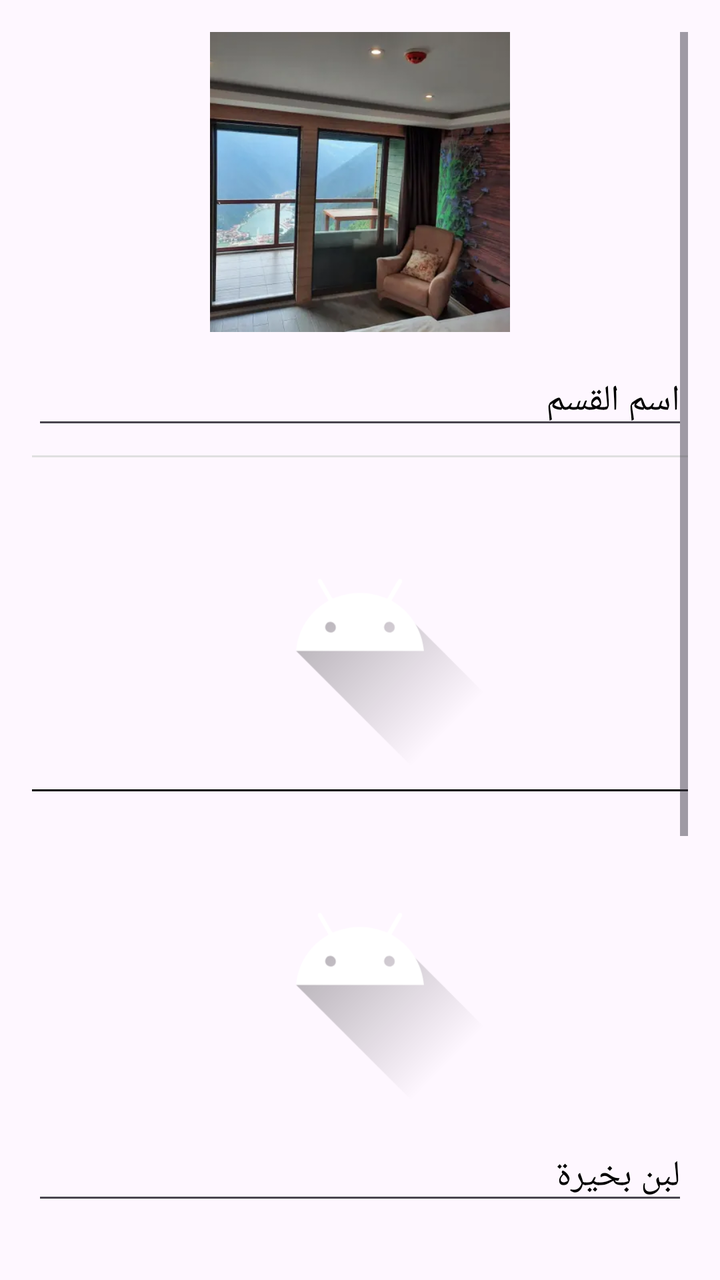
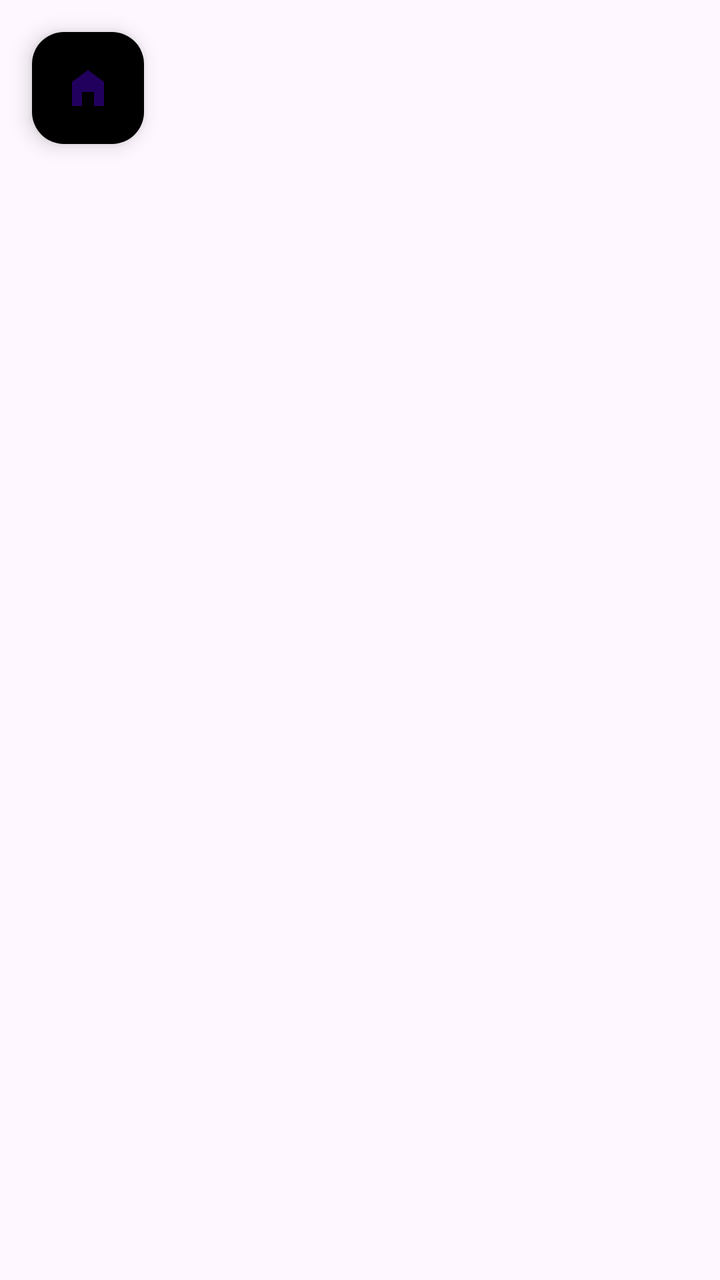

Two renders of the same Android screen: before a commit and after it. Below are the layout's source before the change and the commit's diff.
<!-- AndroidManifest.xml: application theme Theme.AdminMotawkel -->
<!-- res/layout/fragment_section.xml -->
<?xml version="1.0" encoding="utf-8"?>
<ScrollView xmlns:android="http://schemas.android.com/apk/res/android"
    xmlns:tools="http://schemas.android.com/tools"
    android:layout_width="match_parent"
    android:layout_height="match_parent"
    android:padding="16dp"
    tools:context=".Presentation.Section.AddProduct">

    <LinearLayout
        android:layout_width="match_parent"
        android:layout_height="wrap_content"
        android:gravity="center_horizontal"
        android:orientation="vertical">

        
        <ImageView
            android:id="@+id/sectionImage"
            android:layout_width="150dp"
            android:layout_height="150dp"
            android:scaleType="centerCrop"
            android:src="@drawable/yes" />

        
        <EditText
            android:id="@+id/sectionName"
            android:layout_width="match_parent"
            android:layout_height="wrap_content"
            android:layout_marginTop="12dp"
            android:hint="اسم القسم"
            android:textColor="@color/black"
            android:textColorHint="@color/black"
            android:textSize="18sp" />

        
        <View
            android:layout_width="match_parent"
            android:layout_height="1dp"
            android:layout_marginVertical="8dp"
            android:background="#E0E0E0" />

        
        <ImageView
            android:id="@+id/secondImage"
            android:layout_width="150dp"
            android:layout_height="150dp"
            android:scaleType="centerCrop"
            android:src="@drawable/ic_launcher_foreground" />

        
        <View
            android:layout_width="match_parent"
            android:layout_height="1dp"
            android:layout_marginVertical="8dp"
            android:background="@color/black" />

        
        <ImageView
            android:id="@+id/thirdImage"
            android:layout_width="150dp"
            android:layout_height="150dp"
            android:scaleType="centerCrop"
            android:src="@drawable/ic_launcher_foreground" />

        
        <EditText
            android:id="@+id/item_name"
            android:layout_width="match_parent"
            android:layout_height="wrap_content"
            android:layout_marginTop="12dp"
            android:hint="لبن بخيرة "

            android:textColorHint="@color/black" />

        
        <LinearLayout
            android:layout_width="match_parent"
            android:layout_height="wrap_content"
            android:layout_marginTop="12dp"
            android:orientation="horizontal"
            android:weightSum="2">

            <EditText
                android:id="@+id/single_price"
                android:layout_width="0dp"
                android:layout_height="wrap_content"
                android:layout_weight="1"
                android:hint="سعر الكيس"
                android:inputType="number"
                android:textColorHint="@color/black" />

            <EditText
                android:id="@+id/all_price"
                android:layout_width="0dp"
                android:layout_height="wrap_content"
                android:layout_weight="1"
                android:hint="سعر الكل"
                android:inputType="number"
                android:textColorHint="@color/black" />
        </LinearLayout>

        
        <CheckBox
            android:id="@+id/has_offer_or_not"
            android:layout_width="wrap_content"
            android:layout_height="wrap_content"
            android:text="عليه عرض ؟"

            android:textColor="@color/black"
            android:textSize="20sp" />

        <CheckBox
            android:id="@+id/best_seller"

            android:layout_width="wrap_content"
            android:layout_height="wrap_content"
            android:text="الاكثر مبيعا"

            android:textColor="@color/black"
            android:textSize="20sp" />

        <CheckBox
            android:id="@+id/offer_for_you"
            android:layout_width="wrap_content"
            android:layout_height="wrap_content"
            android:text="عرض ليك"
            android:textColor="@color/black"
            android:textSize="20sp" />

        
        <EditText
            android:id="@+id/single_price_name"
            android:layout_width="match_parent"
            android:layout_height="wrap_content"
            android:layout_marginTop="12dp"

            android:hint="اسم السعر المنفصل"
/>

        <EditText
            android:id="@+id/all_price_name"
            android:layout_width="match_parent"
            android:layout_height="wrap_content"
            android:layout_marginTop="8dp"

            android:hint="اسم السعر كامل "
 />

        <Button
            android:id="@+id/add_item"
            android:layout_width="120dp"
            android:layout_height="60dp"
            android:text="اضافة "
            android:textColor="@color/white"

            android:textSize="20sp" />

        <ProgressBar
            android:id="@+id/loading"
            android:layout_width="match_parent"
            android:layout_height="80dp"
            android:visibility="gone" />
    </LinearLayout>
</ScrollView>
<!-- resources referenced by this layout -->
<resources>
  <color name="black">#FF000000</color>
  <color name="white">#FFFFFFFF</color>
  <!-- drawable ic_launcher_foreground (drawable) -->
  <vector xmlns:android="http://schemas.android.com/apk/res/android"
      xmlns:aapt="http://schemas.android.com/aapt"
      android:width="108dp"
      android:height="108dp"
      android:viewportWidth="108"
      android:viewportHeight="108">
      <path android:pathData="M31,63.928c0,0 6.4,-11 12.1,-13.1c7.2,-2.6 26,-1.4 26,-1.4l38.1,38.1L107,108.928l-32,-1L31,63.928z">
          <aapt:attr name="android:fillColor">
              <gradient
                  android:endX="85.84757"
                  android:endY="92.4963"
                  android:startX="42.9492"
                  android:startY="49.59793"
                  android:type="linear">
                  <item
                      android:color="#44000000"
                      android:offset="0.0" />
                  <item
                      android:color="#00000000"
                      android:offset="1.0" />
              </gradient>
          </aapt:attr>
      </path>
      <path
          android:fillColor="#FFFFFF"
          android:fillType="nonZero"
          android:pathData="M65.3,45.828l3.8,-6.6c0.2,-0.4 0.1,-0.9 -0.3,-1.1c-0.4,-0.2 -0.9,-0.1 -1.1,0.3l-3.9,6.7c-6.3,-2.8 -13.4,-2.8 -19.7,0l-3.9,-6.7c-0.2,-0.4 -0.7,-0.5 -1.1,-0.3C38.8,38.328 38.7,38.828 38.9,39.228l3.8,6.6C36.2,49.428 31.7,56.028 31,63.928h46C76.3,56.028 71.8,49.428 65.3,45.828zM43.4,57.328c-0.8,0 -1.5,-0.5 -1.8,-1.2c-0.3,-0.7 -0.1,-1.5 0.4,-2.1c0.5,-0.5 1.4,-0.7 2.1,-0.4c0.7,0.3 1.2,1 1.2,1.8C45.3,56.528 44.5,57.328 43.4,57.328L43.4,57.328zM64.6,57.328c-0.8,0 -1.5,-0.5 -1.8,-1.2s-0.1,-1.5 0.4,-2.1c0.5,-0.5 1.4,-0.7 2.1,-0.4c0.7,0.3 1.2,1 1.2,1.8C66.5,56.528 65.6,57.328 64.6,57.328L64.6,57.328z"
          android:strokeWidth="1"
          android:strokeColor="#00000000" />
  </vector>
  <!-- drawable yes: jpg bitmap (drawable, 17014 bytes) -->
  <style name="Theme.AdminMotawkel" parent="Base.Theme.AdminMotawkel" />
  <style name="Base.Theme.AdminMotawkel" parent="Theme.Material3.DayNight.NoActionBar">
          
          
      </style>
</resources>

<!-- the commit's change to res/layout/fragment_section.xml (unified diff, before → after) -->
@@ -1,163 +1,26 @@
 <?xml version="1.0" encoding="utf-8"?>
-<ScrollView xmlns:android="http://schemas.android.com/apk/res/android"
-    xmlns:tools="http://schemas.android.com/tools"
+<androidx.coordinatorlayout.widget.CoordinatorLayout
+    xmlns:android="http://schemas.android.com/apk/res/android"
+    xmlns:app="http://schemas.android.com/apk/res-auto"
     android:layout_width="match_parent"
-    android:layout_height="match_parent"
-    android:padding="16dp"
-    tools:context=".Presentation.Section.AddProduct">
+    android:layout_height="match_parent">
 
-    <LinearLayout
+    <androidx.recyclerview.widget.RecyclerView
+        android:id="@+id/productsRecycler"
         android:layout_width="match_parent"
+        android:layout_height="match_parent"
+        android:padding="8dp"
+        app:layoutManager="androidx.recyclerview.widget.LinearLayoutManager"/>
+
+    <com.google.android.material.floatingactionbutton.FloatingActionButton
+        android:id="@+id/addProductFab"
+        android:layout_width="wrap_content"
         android:layout_height="wrap_content"
-        android:gravity="center_horizontal"
-        android:orientation="vertical">
+        android:layout_margin="16dp"
+        android:contentDescription="Add Product"
+        app:srcCompat="@drawable/home"
+        app:layout_anchorGravity="bottom|end"
+        android:tint="@android:color/white"
+        android:backgroundTint="@color/black"/>
 
-        
-        <ImageView
-            android:id="@+id/sectionImage"
-            android:layout_width="150dp"
-            android:layout_height="150dp"
-            android:scaleType="centerCrop"
-            android:src="@drawable/yes" />
-
-        
-        <EditText
-            android:id="@+id/sectionName"
-            android:layout_width="match_parent"
-            android:layout_height="wrap_content"
-            android:layout_marginTop="12dp"
-            android:hint="اسم القسم"
-            android:textColor="@color/black"
-            android:textColorHint="@color/black"
-            android:textSize="18sp" />
-
-        
-        <View
-            android:layout_width="match_parent"
-            android:layout_height="1dp"
-            android:layout_marginVertical="8dp"
-            android:background="#E0E0E0" />
-
-        
-        <ImageView
-            android:id="@+id/secondImage"
-            android:layout_width="150dp"
-            android:layout_height="150dp"
-            android:scaleType="centerCrop"
-            android:src="@drawable/ic_launcher_foreground" />
-
-        
-        <View
-            android:layout_width="match_parent"
-            android:layout_height="1dp"
-            android:layout_marginVertical="8dp"
-            android:background="@color/black" />
-
-        
-        <ImageView
-            android:id="@+id/thirdImage"
-            android:layout_width="150dp"
-            android:layout_height="150dp"
-            android:scaleType="centerCrop"
-            android:src="@drawable/ic_launcher_foreground" />
-
-        
-        <EditText
-            android:id="@+id/item_name"
-            android:layout_width="match_parent"
-            android:layout_height="wrap_content"
-            android:layout_marginTop="12dp"
-            android:hint="لبن بخيرة "
-
-            android:textColorHint="@color/black" />
-
-        
-        <LinearLayout
-            android:layout_width="match_parent"
-            android:layout_height="wrap_content"
-            android:layout_marginTop="12dp"
-            android:orientation="horizontal"
-            android:weightSum="2">
-
-            <EditText
-                android:id="@+id/single_price"
-                android:layout_width="0dp"
-                android:layout_height="wrap_content"
-                android:layout_weight="1"
-                android:hint="سعر الكيس"
-                android:inputType="number"
-                android:textColorHint="@color/black" />
-
-            <EditText
-                android:id="@+id/all_price"
-                android:layout_width="0dp"
-                android:layout_height="wrap_content"
-                android:layout_weight="1"
-                android:hint="سعر الكل"
-                android:inputType="number"
-                android:textColorHint="@color/black" />
-        </LinearLayout>
-
-        
-        <CheckBox
-            android:id="@+id/has_offer_or_not"
-            android:layout_width="wrap_content"
-            android:layout_height="wrap_content"
-            android:text="عليه عرض ؟"
-
-            android:textColor="@color/black"
-            android:textSize="20sp" />
-
-        <CheckBox
-            android:id="@+id/best_seller"
-
-            android:layout_width="wrap_content"
-            android:layout_height="wrap_content"
-            android:text="الاكثر مبيعا"
-
-            android:textColor="@color/black"
-            android:textSize="20sp" />
-
-        <CheckBox
-            android:id="@+id/offer_for_you"
-            android:layout_width="wrap_content"
-            android:layout_height="wrap_content"
-            android:text="عرض ليك"
-            android:textColor="@color/black"
-            android:textSize="20sp" />
-
-        
-        <EditText
-            android:id="@+id/single_price_name"
-            android:layout_width="match_parent"
-            android:layout_height="wrap_content"
-            android:layout_marginTop="12dp"
-
-            android:hint="اسم السعر المنفصل"
-/>
-
-        <EditText
-            android:id="@+id/all_price_name"
-            android:layout_width="match_parent"
-            android:layout_height="wrap_content"
-            android:layout_marginTop="8dp"
-
-            android:hint="اسم السعر كامل "
- />
-
-        <Button
-            android:id="@+id/add_item"
-            android:layout_width="120dp"
-            android:layout_height="60dp"
-            android:text="اضافة "
-            android:textColor="@color/white"
-
-            android:textSize="20sp" />
-
-        <ProgressBar
-            android:id="@+id/loading"
-            android:layout_width="match_parent"
-            android:layout_height="80dp"
-            android:visibility="gone" />
-    </LinearLayout>
-</ScrollView>
+</androidx.coordinatorlayout.widget.CoordinatorLayout>
<!-- resource entries referenced after the edit -->
@@ -1,39 +1,12 @@
 <!-- resources referenced by this layout -->
 <resources>
   <color name="black">#FF000000</color>
-  <color name="white">#FFFFFFFF</color>
-  <!-- drawable ic_launcher_foreground (drawable) -->
-  <vector xmlns:android="http://schemas.android.com/apk/res/android"
-      xmlns:aapt="http://schemas.android.com/aapt"
-      android:width="108dp"
-      android:height="108dp"
-      android:viewportWidth="108"
-      android:viewportHeight="108">
-      <path android:pathData="M31,63.928c0,0 6.4,-11 12.1,-13.1c7.2,-2.6 26,-1.4 26,-1.4l38.1,38.1L107,108.928l-32,-1L31,63.928z">
-          <aapt:attr name="android:fillColor">
-              <gradient
-                  android:endX="85.84757"
-                  android:endY="92.4963"
-                  android:startX="42.9492"
-                  android:startY="49.59793"
-                  android:type="linear">
-                  <item
-                      android:color="#44000000"
-                      android:offset="0.0" />
-                  <item
-                      android:color="#00000000"
-                      android:offset="1.0" />
-              </gradient>
-          </aapt:attr>
-      </path>
-      <path
-          android:fillColor="#FFFFFF"
-          android:fillType="nonZero"
-          android:pathData="M65.3,45.828l3.8,-6.6c0.2,-0.4 0.1,-0.9 -0.3,-1.1c-0.4,-0.2 -0.9,-0.1 -1.1,0.3l-3.9,6.7c-6.3,-2.8 -13.4,-2.8 -19.7,0l-3.9,-6.7c-0.2,-0.4 -0.7,-0.5 -1.1,-0.3C38.8,38.328 38.7,38.828 38.9,39.228l3.8,6.6C36.2,49.428 31.7,56.028 31,63.928h46C76.3,56.028 71.8,49.428 65.3,45.828zM43.4,57.328c-0.8,0 -1.5,-0.5 -1.8,-1.2c-0.3,-0.7 -0.1,-1.5 0.4,-2.1c0.5,-0.5 1.4,-0.7 2.1,-0.4c0.7,0.3 1.2,1 1.2,1.8C45.3,56.528 44.5,57.328 43.4,57.328L43.4,57.328zM64.6,57.328c-0.8,0 -1.5,-0.5 -1.8,-1.2s-0.1,-1.5 0.4,-2.1c0.5,-0.5 1.4,-0.7 2.1,-0.4c0.7,0.3 1.2,1 1.2,1.8C66.5,56.528 65.6,57.328 64.6,57.328L64.6,57.328z"
-          android:strokeWidth="1"
-          android:strokeColor="#00000000" />
+  <!-- drawable home (drawable) -->
+  <vector xmlns:android="http://schemas.android.com/apk/res/android" android:height="24dp" android:tint="#000000" android:viewportHeight="24" android:viewportWidth="24" android:width="24dp">
+        
+      <path android:fillColor="@android:color/white" android:pathData="M12,3L4,9v12h5v-7h6v7h5V9z"/>
+      
   </vector>
-  <!-- drawable yes: jpg bitmap (drawable, 17014 bytes) -->
   <style name="Theme.AdminMotawkel" parent="Base.Theme.AdminMotawkel" />
   <style name="Base.Theme.AdminMotawkel" parent="Theme.Material3.DayNight.NoActionBar">
           
